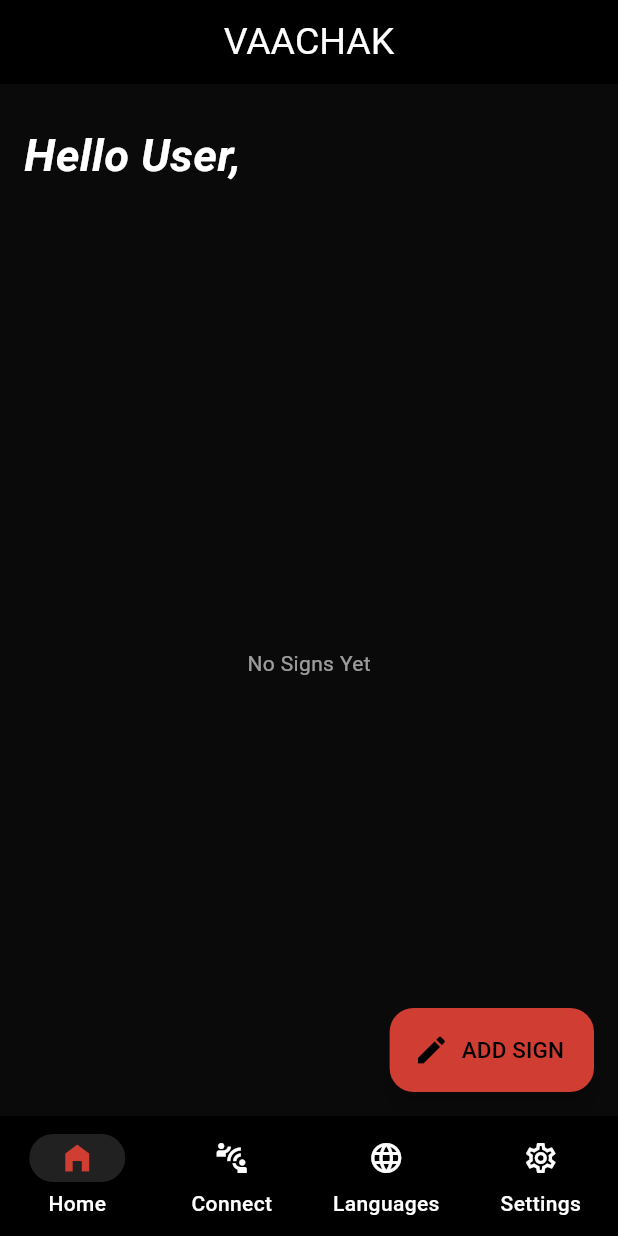
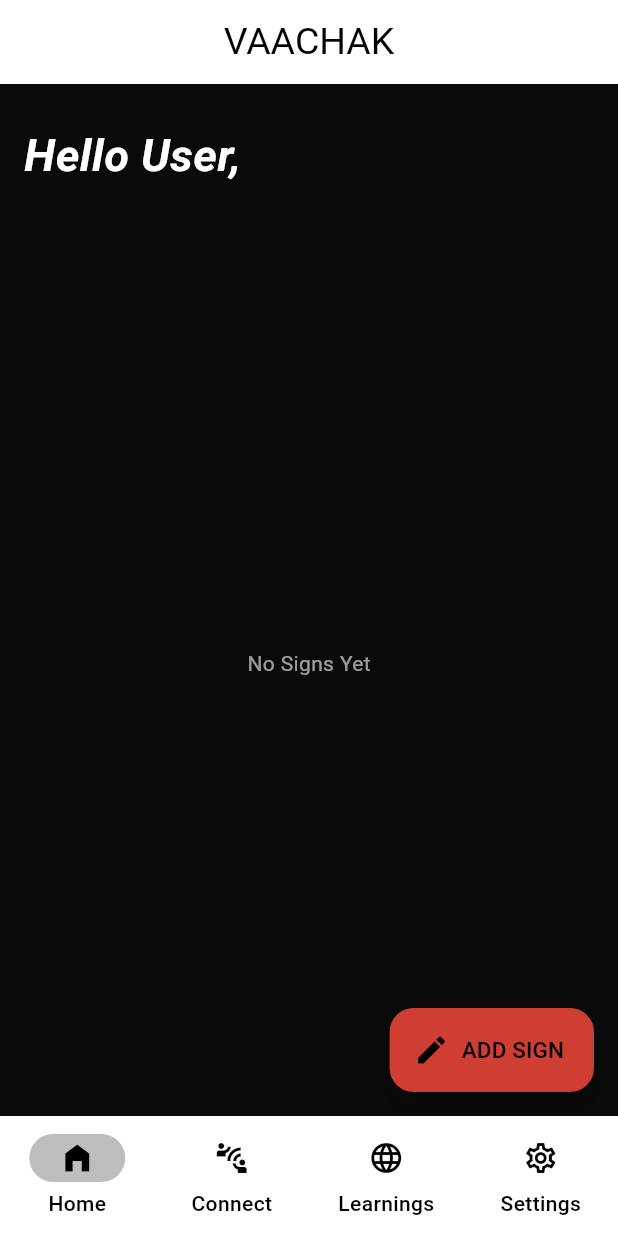
Before and after one commit to mukundsolanki/Vaachak-App, a Flutter app: the screen it shows after launch, on a phone screen of 412 x 824 dp. Run offline on Flutter 3.47's test engine with Material 3 defaults, Android fonts, the phone set to English and light mode, and no system bars; our stand-ins replace glassmorphism, lottie; missing offline and left inert: agora_uikit.

Commit message:
Update main.dart

```diff
--- a/lib/main.dart
+++ b/lib/main.dart
@@ -16,8 +16,9 @@ class MyApp extends StatelessWidget {
     return MaterialApp(
       title: 'Flutter Demo',
       theme: ThemeData(
-        colorScheme: ColorScheme.fromSeed(seedColor: Colors.deepPurple),
-        useMaterial3: true,
+       primaryColor: Colors.white,
+        colorScheme: ColorScheme.fromSeed(seedColor: Color.fromARGB(255, 255, 255, 255)),
+
       ),
       home: const MyHomePage(title: 'VAACHAK'),
     );
@@ -44,15 +45,14 @@ class _MyHomePageState extends State<MyHomePage> {
   @override
   Widget build(BuildContext context) {
     return Scaffold(
-      backgroundColor: Color.fromARGB(255, 10, 10, 10),
       appBar: AppBar(
-        backgroundColor: Color.fromARGB(255, 0, 0, 0),
+        backgroundColor: Color.fromARGB(255, 255, 255, 255),
         centerTitle: true,
         title: Text(
           widget.title,
           textAlign: TextAlign.center,
           style: TextStyle(
-            color: Colors.white,
+            color: Colors.black,
             fontSize: 25,
           ),
         ),
@@ -60,11 +60,11 @@ class _MyHomePageState extends State<MyHomePage> {
       body: screens[index],
         bottomNavigationBar: NavigationBarTheme(
           data: NavigationBarThemeData(
-          backgroundColor: Color.fromARGB(255, 0, 0, 0),
-          indicatorColor: Colors.grey.shade900,
+            backgroundColor:  Colors.white,
+           indicatorColor:  Colors.grey[400],
             labelTextStyle: MaterialStateProperty.all(
               TextStyle(
-                fontSize: 14, fontWeight: FontWeight.w500, color: Colors.white),
+                  fontSize: 14, fontWeight: FontWeight.w500, color: Colors.black),
             ),
           ),
           child: NavigationBar(
@@ -75,49 +75,53 @@ class _MyHomePageState extends State<MyHomePage> {
                 NavigationDestination(
                   icon: Icon(
                     Icons.home_outlined,
-                  color: Colors.white,
+                    color: Colors.black,
                   ),
                   label: 'Home',
                   selectedIcon: Icon(
                     Icons.home_filled,
-                  color: Color.fromARGB(255, 207, 61, 51),
+                    color: Colors.black,
                   ),
                 ),
                 NavigationDestination(
                   icon: Icon(
                     Icons.connect_without_contact_outlined,
-                  color: Colors.white,
+                    color: Colors.black,
                   ),
                   label: 'Connect',
                   selectedIcon: Icon(
                     Icons.connect_without_contact,
-                  color: Color.fromARGB(255, 207, 61, 51),
+                    color: Colors.black,
                   ),
                 ),
                 NavigationDestination(
                   icon: Icon(
                     Icons.language_outlined,
-                  color: Colors.white,
+                    color: Colors.black,
                   ),
-                label: 'Languages',
+                  label: 'Learnings',
                   selectedIcon: Icon(
                     Icons.language,
-                  color: Color.fromARGB(255, 207, 61, 51),
+                    color: Colors.black,
                   ),
                 ),
                 NavigationDestination(
                   icon: Icon(
                     Icons.settings_outlined,
-                  color: Colors.white,
+                    color: Colors.black,
                   ),
                   label: 'Settings',
                   selectedIcon: Icon(
                     Icons.settings,
-                  color: Color.fromARGB(255, 207, 61, 51),
+                    color: Colors.black,
                   ),
                 ),
               ]),
         ),
+
+
+
+
     );
   }
 }
```
Lines whose indentation alone changed are shown as unchanged.
